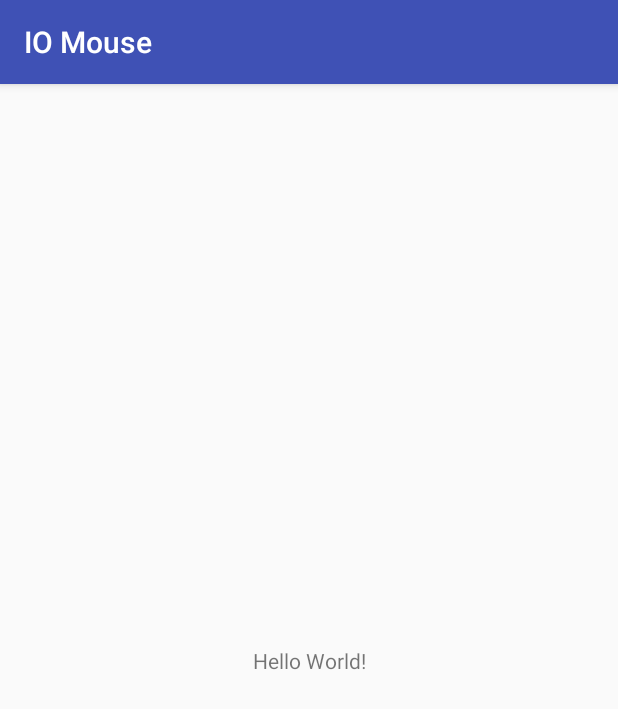
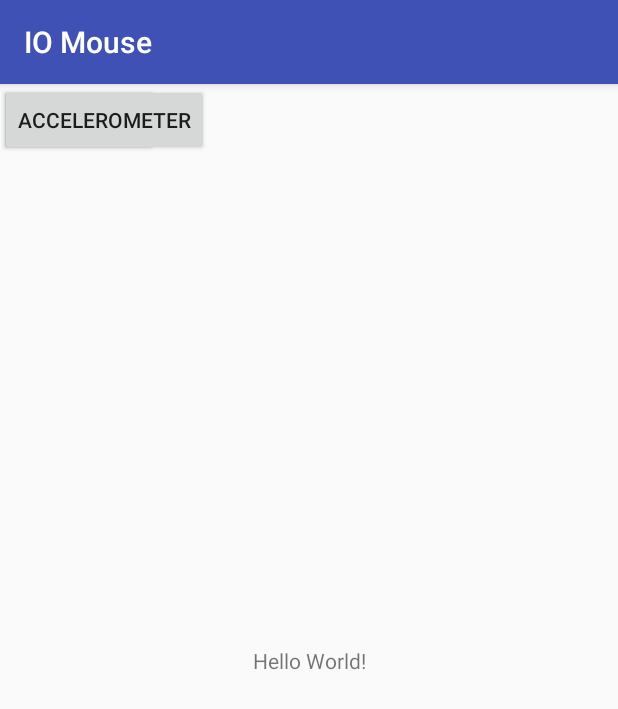
Before and after one commit to Andeky/MobileComputing, an Android app: the screen it shows after launch (MainActivity), on a phone screen of 412 x 824 dp. Shown: the top 709 px of the screen. Run offline under Robolectric (Android 15) with nearby library versions, the phone set to English and light mode, and no system bars.

Commit message:
Few changes to the setup

```diff
--- a/Project/app/src/main/res/layout/activity_main.xml
+++ b/Project/app/src/main/res/layout/activity_main.xml
@@ -15,4 +15,21 @@
         app:layout_constraintRight_toRightOf="parent"
         app:layout_constraintTop_toTopOf="parent" />
 
+    <Button
+        android:id="@+id/buttonGyro"
+        android:layout_width="wrap_content"
+        android:layout_height="wrap_content"
+        android:onClick="GonClick"
+        android:text="Gyroscope"
+        tools:layout_editor_absoluteX="56dp"
+        tools:layout_editor_absoluteY="356dp" />
+
+    <Button
+        android:id="@+id/buttonAccel"
+        android:layout_width="wrap_content"
+        android:layout_height="wrap_content"
+        android:text="Accelerometer"
+        tools:layout_editor_absoluteX="230dp"
+        tools:layout_editor_absoluteY="356dp" />
+
 </android.support.constraint.ConstraintLayout>
```
Also changed, not shown: Project/app/src/main/java/com/treasurehunters/iomouse/MainActivity.java (+38 -1 lines).
